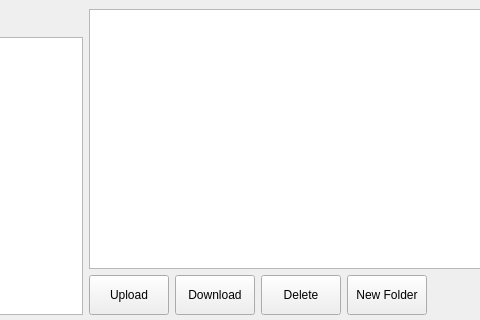
Before: the Qt Designer form mainwindow.ui in spellr/glacier-client, drawn with Qt 5; both pictures show x 487 to 967 and y 0 to 320 of the 1146 by 686 pixel window.
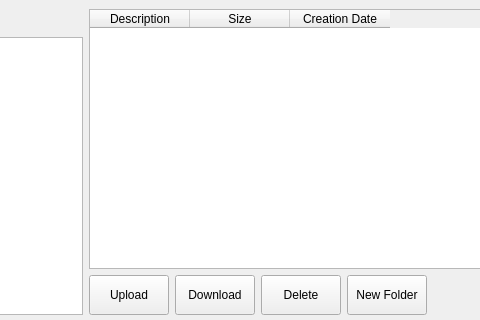
After: the same form once the commit is applied.

Diff of the .ui file:
```diff
--- a/mainwindow.ui
+++ b/mainwindow.ui
@@ -159,13 +159,28 @@
         <item>
          <layout class="QVBoxLayout" name="verticalLayout_4">
           <item>
-           <widget class="QTableView" name="filesTable">
+           <widget class="QTableWidget" name="filesTable">
             <property name="styleSheet">
              <string notr="true">#QHeaderView::section { background-color:#dddddd; }</string>
             </property>
             <property name="selectionBehavior">
              <enum>QAbstractItemView::SelectRows</enum>
             </property>
+            <column>
+             <property name="text">
+              <string>Description</string>
+             </property>
+            </column>
+            <column>
+             <property name="text">
+              <string>Size</string>
+             </property>
+            </column>
+            <column>
+             <property name="text">
+              <string>Creation Date</string>
+             </property>
+            </column>
            </widget>
           </item>
           <item>
```
